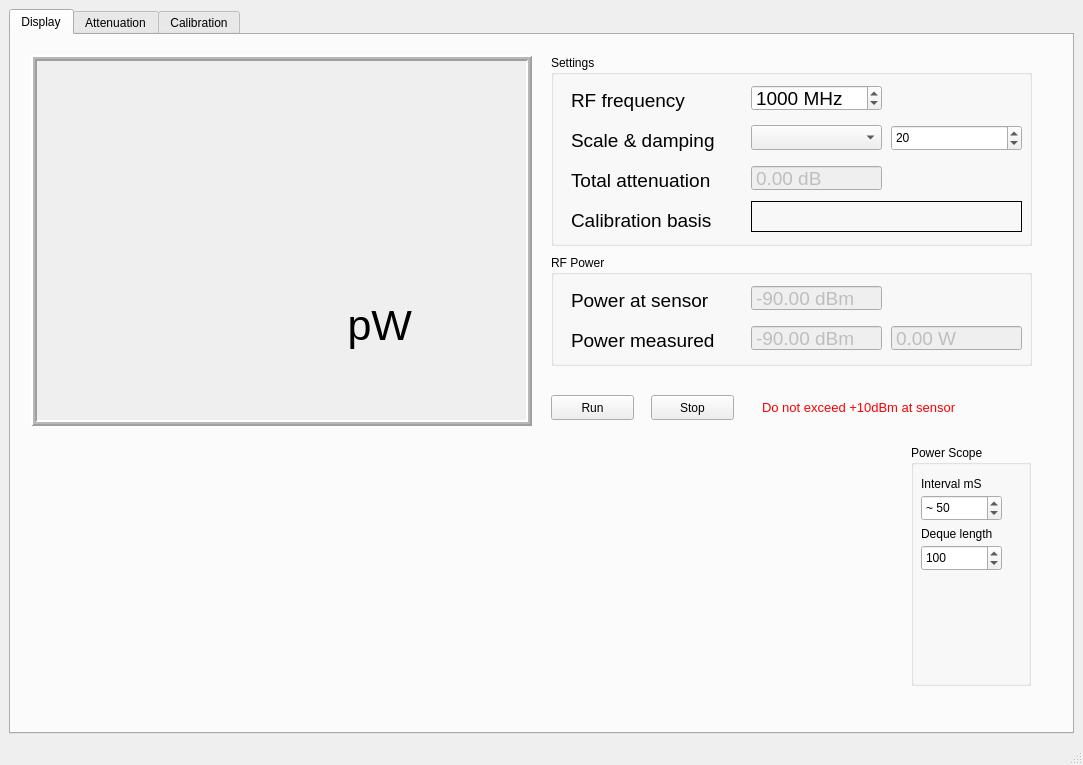
The window that powerMeter.ui (g4ixt/RFPowerMeter) describes before a commit, drawn with Qt 5.
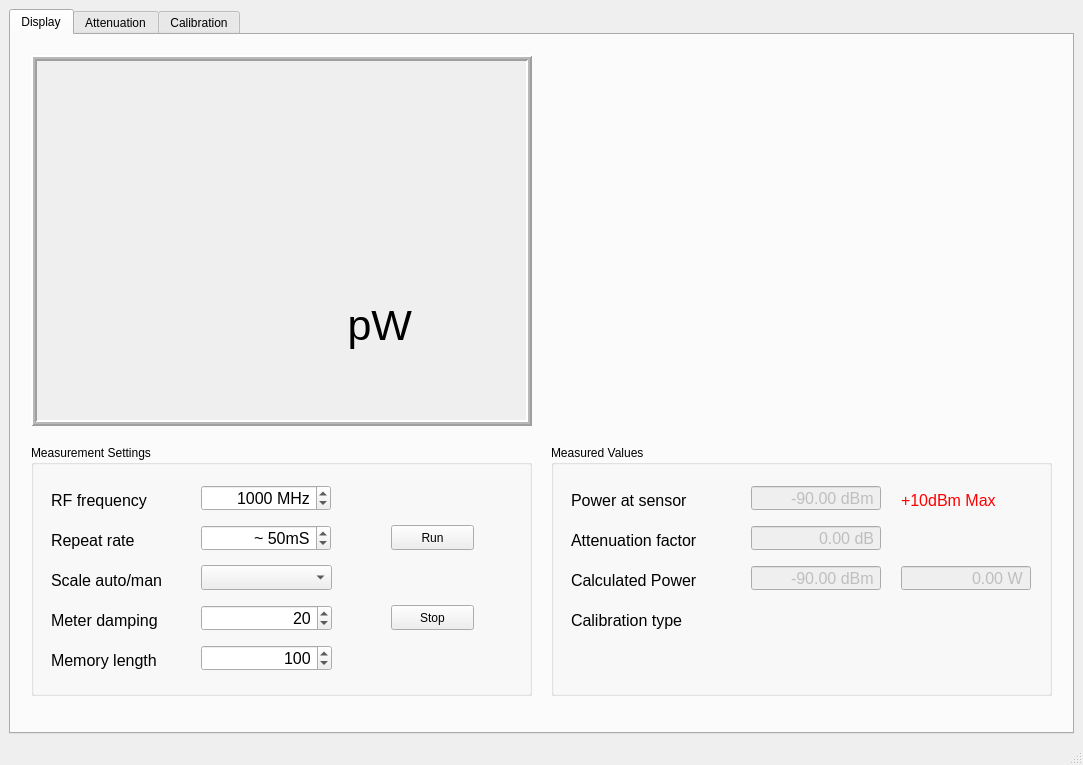
The same window after the commit. Custom widgets are drawn as their Qt base class.

Patch:
```diff
--- a/powerMeter.ui
+++ b/powerMeter.ui
@@ -107,29 +107,37 @@
        <widget class="QGroupBox" name="groupBox_3">
         <property name="geometry">
          <rect>
-          <x>540</x>
-          <y>20</y>
-          <width>481</width>
-          <height>191</height>
+          <x>20</x>
+          <y>410</y>
+          <width>501</width>
+          <height>251</height>
          </rect>
         </property>
+        <property name="font">
+         <font>
+          <pointsize>9</pointsize>
+         </font>
+        </property>
         <property name="title">
-         <string>Settings</string>
+         <string>Measurement Settings</string>
         </property>
         <widget class="QSpinBox" name="freqBox">
          <property name="geometry">
           <rect>
-           <x>200</x>
-           <y>30</y>
-           <width>131</width>
+           <x>170</x>
+           <y>40</y>
+           <width>130</width>
            <height>26</height>
           </rect>
          </property>
          <property name="font">
           <font>
-           <pointsize>14</pointsize>
+           <pointsize>12</pointsize>
           </font>
          </property>
+         <property name="alignment">
+          <set>Qt::AlignRight|Qt::AlignTrailing|Qt::AlignVCenter</set>
+         </property>
          <property name="suffix">
           <string> MHz</string>
          </property>
@@ -150,121 +158,81 @@
          <property name="geometry">
           <rect>
            <x>20</x>
-           <y>30</y>
+           <y>40</y>
            <width>171</width>
            <height>30</height>
           </rect>
          </property>
          <property name="font">
           <font>
-           <pointsize>14</pointsize>
+           <pointsize>12</pointsize>
           </font>
          </property>
          <property name="text">
           <string>RF frequency</string>
          </property>
         </widget>
-        <widget class="QLabel" name="label_10">
+        <widget class="QSpinBox" name="rate">
          <property name="geometry">
           <rect>
-           <x>20</x>
-           <y>110</y>
-           <width>171</width>
-           <height>30</height>
-          </rect>
-         </property>
-         <property name="font">
-          <font>
-           <pointsize>14</pointsize>
-          </font>
-         </property>
-         <property name="text">
-          <string>Total attenuation</string>
-         </property>
-        </widget>
-        <widget class="QDoubleSpinBox" name="totalLoss">
-         <property name="enabled">
-          <bool>false</bool>
-         </property>
-         <property name="geometry">
-          <rect>
-           <x>200</x>
-           <y>110</y>
-           <width>131</width>
+           <x>170</x>
+           <y>80</y>
+           <width>130</width>
            <height>26</height>
           </rect>
          </property>
          <property name="font">
           <font>
-           <pointsize>14</pointsize>
+           <pointsize>12</pointsize>
           </font>
          </property>
-         <property name="autoFillBackground">
-          <bool>false</bool>
-         </property>
-         <property name="buttonSymbols">
-          <enum>QAbstractSpinBox::NoButtons</enum>
+         <property name="alignment">
+          <set>Qt::AlignRight|Qt::AlignTrailing|Qt::AlignVCenter</set>
          </property>
          <property name="suffix">
-          <string> dB</string>
+          <string>mS</string>
+         </property>
+         <property name="prefix">
+          <string>~ </string>
+         </property>
+         <property name="minimum">
+          <number>5</number>
+         </property>
+         <property name="maximum">
+          <number>10000</number>
          </property>
          <property name="singleStep">
-          <double>0.010000000000000</double>
+          <number>50</number>
+         </property>
+         <property name="value">
+          <number>50</number>
          </property>
         </widget>
-        <widget class="QComboBox" name="Scale">
+        <widget class="QLabel" name="label_2">
          <property name="geometry">
           <rect>
-           <x>200</x>
-           <y>70</y>
-           <width>131</width>
-           <height>25</height>
+           <x>20</x>
+           <y>80</y>
+           <width>121</width>
+           <height>30</height>
           </rect>
          </property>
+         <property name="font">
+          <font>
+           <pointsize>12</pointsize>
+          </font>
+         </property>
+         <property name="text">
+          <string>Repeat rate</string>
+         </property>
         </widget>
         <widget class="QLabel" name="label_11">
          <property name="geometry">
           <rect>
            <x>20</x>
-           <y>70</y>
-           <width>171</width>
+           <y>120</y>
+           <width>131</width>
            <height>30</height>
-          </rect>
-         </property>
-         <property name="font">
-          <font>
-           <pointsize>14</pointsize>
-          </font>
-         </property>
-         <property name="text">
-          <string>Scale &amp; damping</string>
-         </property>
-        </widget>
-        <widget class="QLabel" name="label_14">
-         <property name="geometry">
-          <rect>
-           <x>20</x>
-           <y>150</y>
-           <width>171</width>
-           <height>30</height>
-          </rect>
-         </property>
-         <property name="font">
-          <font>
-           <pointsize>14</pointsize>
-          </font>
-         </property>
-         <property name="text">
-          <string>Calibration basis</string>
-         </property>
-        </widget>
-        <widget class="QLabel" name="calQualLabel">
-         <property name="geometry">
-          <rect>
-           <x>200</x>
-           <y>146</y>
-           <width>271</width>
-           <height>31</height>
           </rect>
          </property>
          <property name="font">
@@ -272,31 +240,33 @@
            <pointsize>12</pointsize>
           </font>
          </property>
-         <property name="frameShape">
-          <enum>QFrame::Box</enum>
-         </property>
-         <property name="lineWidth">
-          <number>1</number>
-         </property>
          <property name="text">
-          <string/>
+          <string>Scale auto/man</string>
          </property>
         </widget>
         <widget class="QSpinBox" name="dampingBox">
          <property name="geometry">
           <rect>
-           <x>340</x>
-           <y>70</y>
+           <x>170</x>
+           <y>160</y>
            <width>131</width>
            <height>26</height>
           </rect>
          </property>
+         <property name="font">
+          <font>
+           <pointsize>12</pointsize>
+          </font>
+         </property>
          <property name="toolTip">
           <string extracomment="Number of measurement averages"/>
          </property>
          <property name="toolTipDuration">
           <number>5</number>
          </property>
+         <property name="alignment">
+          <set>Qt::AlignRight|Qt::AlignTrailing|Qt::AlignVCenter</set>
+         </property>
          <property name="minimum">
           <number>1</number>
          </property>
@@ -307,28 +277,146 @@
           <number>20</number>
          </property>
         </widget>
+        <widget class="QLabel" name="label_4">
+         <property name="geometry">
+          <rect>
+           <x>20</x>
+           <y>200</y>
+           <width>161</width>
+           <height>30</height>
+          </rect>
+         </property>
+         <property name="font">
+          <font>
+           <pointsize>12</pointsize>
+          </font>
+         </property>
+         <property name="text">
+          <string>Memory length</string>
+         </property>
+        </widget>
+        <widget class="QComboBox" name="Scale">
+         <property name="geometry">
+          <rect>
+           <x>170</x>
+           <y>120</y>
+           <width>131</width>
+           <height>25</height>
+          </rect>
+         </property>
+         <property name="font">
+          <font>
+           <pointsize>12</pointsize>
+          </font>
+         </property>
+        </widget>
+        <widget class="QSpinBox" name="dequeLength">
+         <property name="geometry">
+          <rect>
+           <x>170</x>
+           <y>200</y>
+           <width>131</width>
+           <height>26</height>
+          </rect>
+         </property>
+         <property name="font">
+          <font>
+           <pointsize>12</pointsize>
+          </font>
+         </property>
+         <property name="alignment">
+          <set>Qt::AlignRight|Qt::AlignTrailing|Qt::AlignVCenter</set>
+         </property>
+         <property name="minimum">
+          <number>5</number>
+         </property>
+         <property name="maximum">
+          <number>5000</number>
+         </property>
+         <property name="singleStep">
+          <number>100</number>
+         </property>
+         <property name="value">
+          <number>100</number>
+         </property>
+        </widget>
+        <widget class="QLabel" name="label_15">
+         <property name="geometry">
+          <rect>
+           <x>20</x>
+           <y>160</y>
+           <width>141</width>
+           <height>30</height>
+          </rect>
+         </property>
+         <property name="font">
+          <font>
+           <pointsize>12</pointsize>
+          </font>
+         </property>
+         <property name="text">
+          <string>Meter damping</string>
+         </property>
+        </widget>
+        <widget class="QPushButton" name="runButton">
+         <property name="geometry">
+          <rect>
+           <x>360</x>
+           <y>80</y>
+           <width>83</width>
+           <height>25</height>
+          </rect>
+         </property>
+         <property name="text">
+          <string>Run</string>
+         </property>
+        </widget>
+        <widget class="QPushButton" name="stopButton">
+         <property name="geometry">
+          <rect>
+           <x>360</x>
+           <y>160</y>
+           <width>83</width>
+           <height>25</height>
+          </rect>
+         </property>
+         <property name="text">
+          <string>Stop</string>
+         </property>
+        </widget>
        </widget>
        <widget class="PlotWidget" name="graphWidget" native="true">
         <property name="geometry">
          <rect>
-          <x>30</x>
-          <y>410</y>
-          <width>851</width>
-          <height>241</height>
+          <x>540</x>
+          <y>20</y>
+          <width>501</width>
+          <height>371</height>
          </rect>
         </property>
+        <property name="autoFillBackground">
+         <bool>false</bool>
+        </property>
+        <property name="styleSheet">
+         <string notr="true"/>
+        </property>
        </widget>
        <widget class="QGroupBox" name="groupBox">
         <property name="geometry">
          <rect>
           <x>540</x>
-          <y>220</y>
-          <width>481</width>
-          <height>111</height>
+          <y>410</y>
+          <width>501</width>
+          <height>251</height>
          </rect>
         </property>
+        <property name="font">
+         <font>
+          <pointsize>9</pointsize>
+         </font>
+        </property>
         <property name="title">
-         <string>RF Power   </string>
+         <string>Measured Values</string>
         </property>
         <widget class="QDoubleSpinBox" name="sensorPower">
          <property name="enabled">
@@ -337,16 +425,19 @@
          <property name="geometry">
           <rect>
            <x>200</x>
-           <y>30</y>
-           <width>131</width>
+           <y>40</y>
+           <width>130</width>
            <height>26</height>
           </rect>
          </property>
          <property name="font">
           <font>
-           <pointsize>14</pointsize>
+           <pointsize>12</pointsize>
           </font>
          </property>
+         <property name="alignment">
+          <set>Qt::AlignRight|Qt::AlignTrailing|Qt::AlignVCenter</set>
+         </property>
          <property name="buttonSymbols">
           <enum>QAbstractSpinBox::NoButtons</enum>
          </property>
@@ -370,14 +461,14 @@
          <property name="geometry">
           <rect>
            <x>20</x>
-           <y>30</y>
+           <y>40</y>
            <width>171</width>
            <height>30</height>
           </rect>
          </property>
          <property name="font">
           <font>
-           <pointsize>14</pointsize>
+           <pointsize>12</pointsize>
           </font>
          </property>
          <property name="text">
@@ -391,16 +482,19 @@
          <property name="geometry">
           <rect>
            <x>200</x>
-           <y>70</y>
-           <width>131</width>
+           <y>120</y>
+           <width>130</width>
            <height>26</height>
           </rect>
          </property>
          <property name="font">
           <font>
-           <pointsize>14</pointsize>
+           <pointsize>12</pointsize>
           </font>
          </property>
+         <property name="alignment">
+          <set>Qt::AlignRight|Qt::AlignTrailing|Qt::AlignVCenter</set>
+         </property>
          <property name="buttonSymbols">
           <enum>QAbstractSpinBox::NoButtons</enum>
          </property>
@@ -426,17 +520,20 @@
          </property>
          <property name="geometry">
           <rect>
-           <x>340</x>
-           <y>70</y>
-           <width>131</width>
+           <x>350</x>
+           <y>120</y>
+           <width>130</width>
            <height>26</height>
           </rect>
          </property>
          <property name="font">
           <font>
-           <pointsize>14</pointsize>
+           <pointsize>12</pointsize>
           </font>
          </property>
+         <property name="alignment">
+          <set>Qt::AlignRight|Qt::AlignTrailing|Qt::AlignVCenter</set>
+         </property>
          <property name="buttonSymbols">
           <enum>QAbstractSpinBox::NoButtons</enum>
          </property>
@@ -460,151 +557,132 @@
          <property name="geometry">
           <rect>
            <x>20</x>
-           <y>70</y>
+           <y>120</y>
            <width>171</width>
            <height>30</height>
           </rect>
          </property>
          <property name="font">
           <font>
-           <pointsize>14</pointsize>
+           <pointsize>12</pointsize>
           </font>
          </property>
          <property name="text">
-          <string>Power measured</string>
+          <string>Calculated Power</string>
          </property>
         </widget>
-       </widget>
-       <widget class="QLabel" name="label_3">
-        <property name="geometry">
-         <rect>
-          <x>751</x>
-          <y>362</y>
-          <width>261</width>
-          <height>20</height>
-         </rect>
-        </property>
-        <property name="font">
-         <font>
-          <pointsize>10</pointsize>
-         </font>
-        </property>
-        <property name="styleSheet">
-         <string notr="true">color: rgb(255, 0, 0);</string>
-        </property>
-        <property name="text">
-         <string>Do not exceed +10dBm at sensor</string>
-        </property>
-       </widget>
-       <widget class="QPushButton" name="runButton">
-        <property name="geometry">
-         <rect>
-          <x>540</x>
-          <y>360</y>
-          <width>83</width>
-          <height>25</height>
-         </rect>
-        </property>
-        <property name="text">
-         <string>Run</string>
-        </property>
-       </widget>
-       <widget class="QPushButton" name="stopButton">
-        <property name="geometry">
-         <rect>
-          <x>640</x>
-          <y>360</y>
-          <width>83</width>
-          <height>25</height>
-         </rect>
-        </property>
-        <property name="text">
-         <string>Stop</string>
-        </property>
-       </widget>
-       <widget class="QGroupBox" name="groupBox_7">
-        <property name="geometry">
-         <rect>
-          <x>900</x>
-          <y>410</y>
-          <width>120</width>
-          <height>241</height>
-         </rect>
-        </property>
-        <property name="title">
-         <string>Power Scope</string>
-        </property>
-        <widget class="QSpinBox" name="timebase">
+        <widget class="QDoubleSpinBox" name="totalLoss">
+         <property name="enabled">
+          <bool>false</bool>
+         </property>
          <property name="geometry">
           <rect>
-           <x>10</x>
-           <y>50</y>
-           <width>81</width>
+           <x>200</x>
+           <y>80</y>
+           <width>130</width>
            <height>26</height>
           </rect>
          </property>
-         <property name="prefix">
-          <string>~ </string>
+         <property name="font">
+          <font>
+           <pointsize>12</pointsize>
+          </font>
          </property>
-         <property name="minimum">
-          <number>5</number>
+         <property name="autoFillBackground">
+          <bool>false</bool>
          </property>
-         <property name="maximum">
-          <number>10000</number>
+         <property name="alignment">
+          <set>Qt::AlignRight|Qt::AlignTrailing|Qt::AlignVCenter</set>
          </property>
+         <property name="buttonSymbols">
+          <enum>QAbstractSpinBox::NoButtons</enum>
+         </property>
+         <property name="suffix">
+          <string> dB</string>
+         </property>
          <property name="singleStep">
           <number>50</number>
          </property>
-         <property name="value">
-          <number>50</number>
+        </widget>
+        <widget class="QLabel" name="label_10">
+         <property name="geometry">
+          <rect>
+           <x>20</x>
+           <y>80</y>
+           <width>171</width>
+           <height>30</height>
+          </rect>
          </property>
+         <property name="font">
+          <font>
+           <pointsize>12</pointsize>
+          </font>
+         </property>
+         <property name="text">
+          <string>Attenuation factor</string>
+         </property>
         </widget>
-        <widget class="QLabel" name="label_2">
+        <widget class="QLabel" name="label_3">
          <property name="geometry">
           <rect>
-           <x>10</x>
-           <y>30</y>
-           <width>91</width>
-           <height>17</height>
+           <x>350</x>
+           <y>40</y>
+           <width>141</width>
+           <height>30</height>
           </rect>
          </property>
+         <property name="font">
+          <font>
+           <pointsize>12</pointsize>
+          </font>
+         </property>
+         <property name="styleSheet">
+          <string notr="true">color: rgb(255, 0, 0);</string>
+         </property>
          <property name="text">
-          <string>Interval mS</string>
+          <string>+10dBm Max</string>
          </property>
         </widget>
-        <widget class="QSpinBox" name="dequeLength">
+        <widget class="QLabel" name="calQualLabel">
          <property name="geometry">
           <rect>
-           <x>10</x>
-           <y>100</y>
-           <width>81</width>
-           <height>26</height>
+           <x>200</x>
+           <y>160</y>
+           <width>281</width>
+           <height>31</height>
           </rect>
          </property>
-         <property name="minimum">
-          <number>5</number>
+         <property name="font">
+          <font>
+           <pointsize>12</pointsize>
+          </font>
          </property>
-         <property name="maximum">
-          <number>5000</number>
+         <property name="frameShape">
+          <enum>QFrame::NoFrame</enum>
          </property>
-         <property name="singleStep">
-          <number>100</number>
+         <property name="lineWidth">
+          <number>1</number>
          </property>
-         <property name="value">
-          <number>100</number>
+         <property name="text">
+          <string/>
          </property>
         </widget>
-        <widget class="QLabel" name="label_4">
+        <widget class="QLabel" name="label_14">
          <property name="geometry">
           <rect>
-           <x>10</x>
-           <y>80</y>
-           <width>91</width>
-           <height>17</height>
+           <x>20</x>
+           <y>160</y>
+           <width>171</width>
+           <height>30</height>
           </rect>
          </property>
+         <property name="font">
+          <font>
+           <pointsize>12</pointsize>
+          </font>
+         </property>
          <property name="text">
-          <string>Deque length</string>
+          <string>Calibration type</string>
          </property>
         </widget>
        </widget>
```
Left out of the diff: 138 changed lines with no effect on the pictures.
